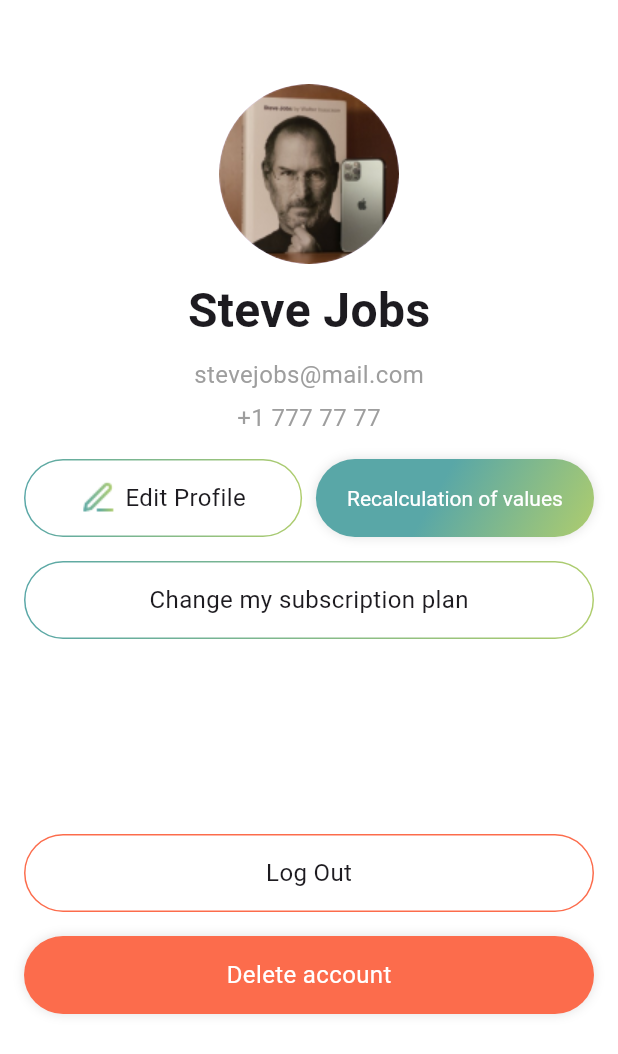
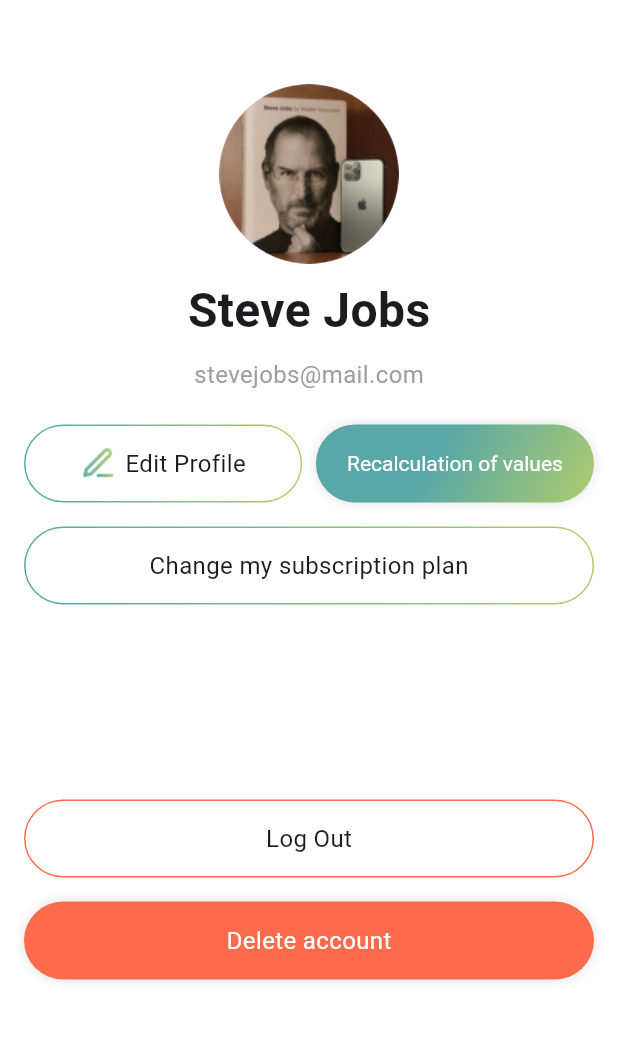
Before and after one commit to AndAgainForYou/meProject, a Flutter app: the ProfilePage screen opened directly, on a phone screen of 412 x 824 dp. Shown: the top 1054 px of the screen. Run offline on Flutter 3.47's test engine with Material 3 defaults, Android fonts, the phone set to English and light mode, and no system bars; our stand-ins replace bloc, dio, fl_chart, flutter_bloc, flutter_keyboard_visibility, percent_indicator and 2 more; missing offline and left inert: wheel_slider; accounts and stored records are empty; Roboto replaces fonts that are missing (Gilroy).

Commit message:
profile ui problem fixed

```diff
--- a/lib/features/mainPage/profile/profile_page.dart
+++ b/lib/features/mainPage/profile/profile_page.dart
@@ -66,10 +66,6 @@ class _ProfilePageState extends State<ProfilePage> {
                     style: TextStyle(fontSize: 16, color: Colors.grey),
                   ),
                   const SizedBox(height: 6),
-                  const Text(
-                    '+1 777 77 77',
-                    style: TextStyle(fontSize: 16, color: Colors.grey),
-                  ),
                   const SizedBox(height: 16),
                   Column(
                     children: [
@@ -156,11 +152,11 @@ class _ProfilePageState extends State<ProfilePage> {
                       GestureDetector(
                         onTap: () {
                           Navigator.push(
-                                context,
-                                MaterialPageRoute(
-                                    builder: (context) =>
-                                        const ProfileChangeFilledPage()),
-                              );
+                            context,
+                            MaterialPageRoute(
+                                builder: (context) =>
+                                    const ProfileChangeFilledPage()),
+                          );
                         },
                         child: Container(
                           height: 52.0,
```
